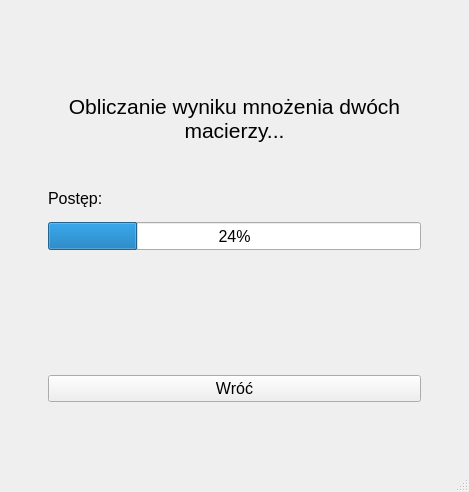
KrzysztofMularski/SK2_project, file qt_app/mainwindow.ui: the form before one commit.
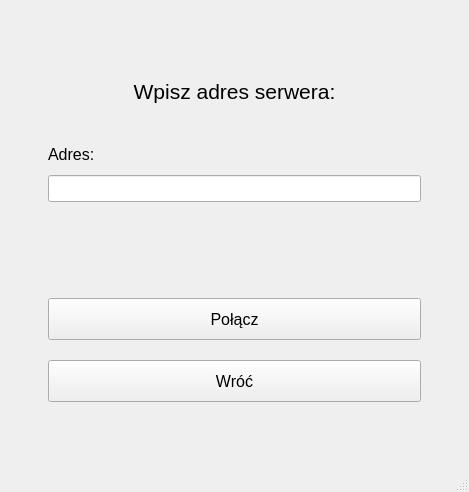
The form after the commit.

```diff
--- a/qt_app/mainwindow.ui
+++ b/qt_app/mainwindow.ui
@@ -1087,6 +1087,142 @@
                 <pointsize>12</pointsize>
                </font>
               </property>
+              <property name="cursor">
+               <cursorShape>PointingHandCursor</cursorShape>
+              </property>
+              <property name="text">
+               <string>Wróć</string>
+              </property>
+             </widget>
+            </item>
+           </layout>
+          </item>
+         </layout>
+        </item>
+       </layout>
+      </widget>
+      <widget class="QWidget" name="page_address">
+       <layout class="QGridLayout" name="gridLayout_15">
+        <item row="0" column="0">
+         <layout class="QVBoxLayout" name="verticalLayout_16">
+          <item>
+           <layout class="QVBoxLayout" name="verticalLayout_14" stretch="3,1,1">
+            <property name="leftMargin">
+             <number>30</number>
+            </property>
+            <property name="topMargin">
+             <number>30</number>
+            </property>
+            <property name="rightMargin">
+             <number>30</number>
+            </property>
+            <property name="bottomMargin">
+             <number>30</number>
+            </property>
+            <item>
+             <widget class="QLabel" name="address_label">
+              <property name="sizePolicy">
+               <sizepolicy hsizetype="Expanding" vsizetype="Expanding">
+                <horstretch>0</horstretch>
+                <verstretch>0</verstretch>
+               </sizepolicy>
+              </property>
+              <property name="font">
+               <font>
+                <pointsize>16</pointsize>
+               </font>
+              </property>
+              <property name="text">
+               <string>Wpisz adres serwera:</string>
+              </property>
+              <property name="alignment">
+               <set>Qt::AlignCenter</set>
+              </property>
+             </widget>
+            </item>
+            <item>
+             <widget class="QLabel" name="address_label2">
+              <property name="sizePolicy">
+               <sizepolicy hsizetype="Expanding" vsizetype="Expanding">
+                <horstretch>0</horstretch>
+                <verstretch>0</verstretch>
+               </sizepolicy>
+              </property>
+              <property name="font">
+               <font>
+                <pointsize>12</pointsize>
+               </font>
+              </property>
+              <property name="text">
+               <string>Adres:</string>
+              </property>
+             </widget>
+            </item>
+            <item>
+             <widget class="QLineEdit" name="server_address">
+              <property name="font">
+               <font>
+                <pointsize>12</pointsize>
+               </font>
+              </property>
+             </widget>
+            </item>
+           </layout>
+          </item>
+          <item>
+           <layout class="QVBoxLayout" name="verticalLayout_15">
+            <property name="spacing">
+             <number>20</number>
+            </property>
+            <property name="leftMargin">
+             <number>30</number>
+            </property>
+            <property name="topMargin">
+             <number>60</number>
+            </property>
+            <property name="rightMargin">
+             <number>30</number>
+            </property>
+            <property name="bottomMargin">
+             <number>50</number>
+            </property>
+            <item>
+             <widget class="QPushButton" name="connect_button">
+              <property name="sizePolicy">
+               <sizepolicy hsizetype="Expanding" vsizetype="Expanding">
+                <horstretch>0</horstretch>
+                <verstretch>0</verstretch>
+               </sizepolicy>
+              </property>
+              <property name="font">
+               <font>
+                <pointsize>12</pointsize>
+               </font>
+              </property>
+              <property name="cursor">
+               <cursorShape>PointingHandCursor</cursorShape>
+              </property>
+              <property name="text">
+               <string>Połącz</string>
+              </property>
+             </widget>
+            </item>
+            <item>
+             <widget class="QPushButton" name="address_button_goback">
+              <property name="sizePolicy">
+               <sizepolicy hsizetype="Expanding" vsizetype="Expanding">
+                <horstretch>0</horstretch>
+                <verstretch>0</verstretch>
+               </sizepolicy>
+              </property>
+              <property name="font">
+               <font>
+                <pointsize>12</pointsize>
+               </font>
+              </property>
+              <property name="cursor">
+               <cursorShape>PointingHandCursor</cursorShape>
+              </property>
               <property name="text">
                <string>Wróć</string>
               </property>
```
Left out of the diff: 59 changed lines with no effect on the pictures.
